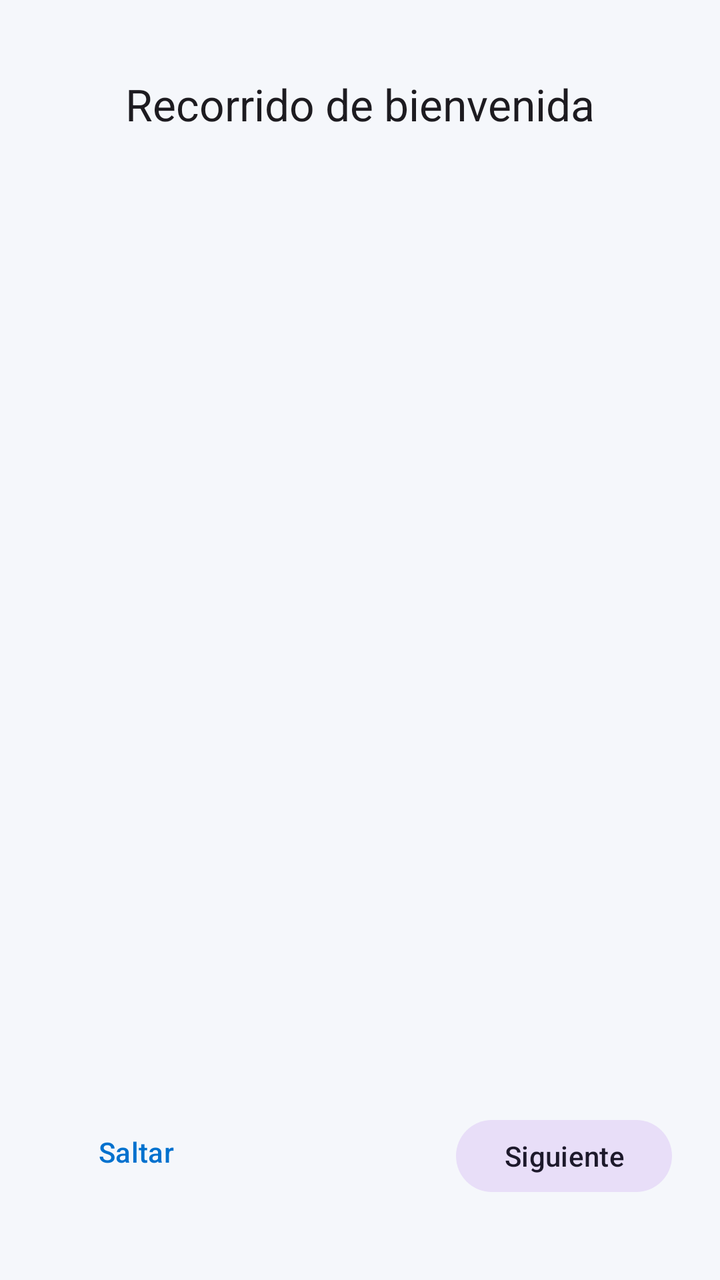
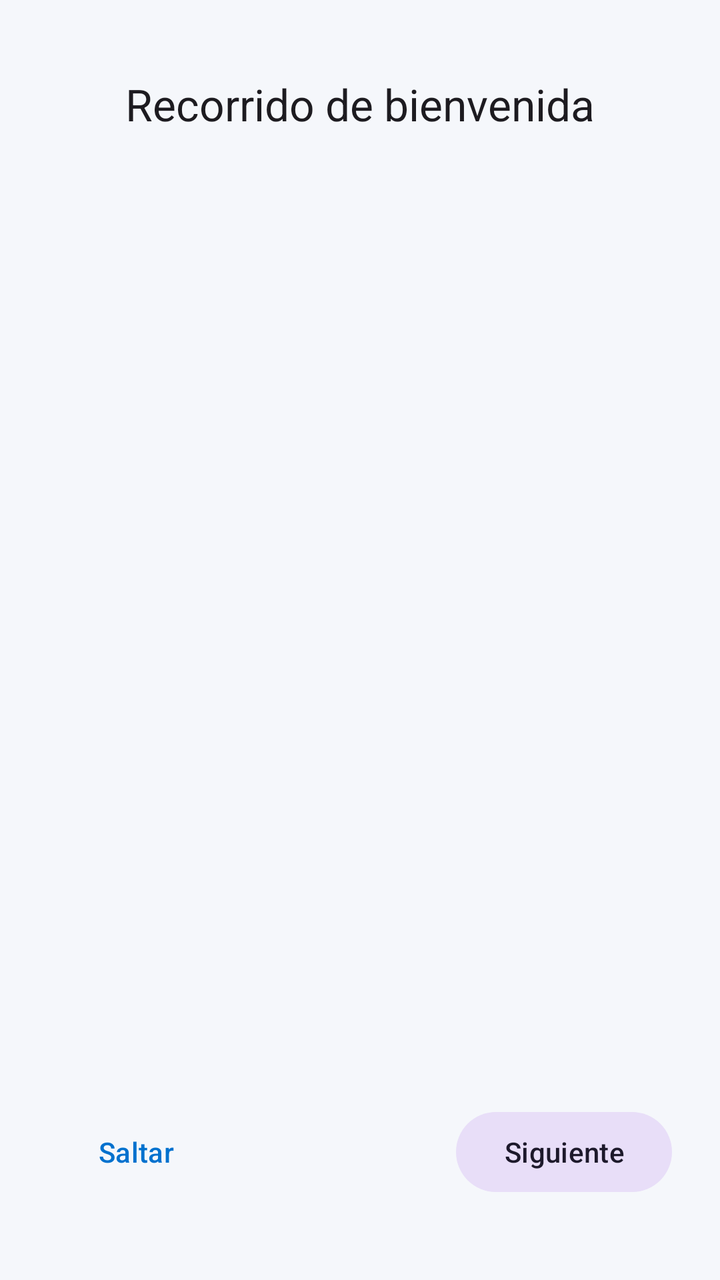

Screens rendered from an Android XML layout before and after an edit, with the pre-edit source and the edit as a unified diff.
<!-- AndroidManifest.xml: activity theme Theme.TecniAppICE -->
<!-- res/layout/activity_onboarding.xml -->
<?xml version="1.0" encoding="utf-8"?>
<androidx.constraintlayout.widget.ConstraintLayout xmlns:android="http://schemas.android.com/apk/res/android"
    xmlns:app="http://schemas.android.com/apk/res-auto"
    xmlns:tools="http://schemas.android.com/tools"
    android:layout_width="match_parent"
    android:layout_height="match_parent"
    android:paddingBottom="16dp"
    tools:context=".ui.onboarding.OnboardingActivity">

    <com.google.android.material.appbar.MaterialToolbar
        android:id="@+id/toolbar"
        android:layout_width="0dp"
        android:layout_height="wrap_content"
        android:layout_marginStart="24dp"
        android:layout_marginTop="20dp"
        android:layout_marginEnd="24dp"
        android:minHeight="?attr/actionBarSize"
        app:layout_constraintEnd_toEndOf="parent"
        app:layout_constraintStart_toStartOf="parent"
        app:layout_constraintTop_toTopOf="parent"
        app:title="@string/onboarding_toolbar_title"
        app:titleCentered="true"
        app:titleTextAppearance="@style/TextAppearance.Material3.TitleLarge" />

    <androidx.viewpager2.widget.ViewPager2
        android:id="@+id/viewPager"
        android:layout_width="0dp"
        android:layout_height="0dp"
        android:layout_marginStart="16dp"
        android:layout_marginTop="12dp"
        android:layout_marginEnd="16dp"
        android:layout_marginBottom="16dp"
        android:clipToPadding="false"
        android:clipChildren="false"
        app:layout_constraintBottom_toTopOf="@id/tabLayout"
        app:layout_constraintEnd_toEndOf="parent"
        app:layout_constraintStart_toStartOf="parent"
        app:layout_constraintTop_toBottomOf="@id/toolbar"
        tools:layout_height="0dp"
        tools:layout_marginBottom="80dp"
        tools:layout_marginTop="12dp" />

    <com.google.android.material.tabs.TabLayout
        android:id="@+id/tabLayout"
        android:layout_width="wrap_content"
        android:layout_height="wrap_content"
        android:layout_marginTop="12dp"
        android:layout_marginBottom="32dp"
        app:layout_constraintBottom_toTopOf="@id/buttonNext"
        app:layout_constraintEnd_toEndOf="parent"
        app:layout_constraintStart_toStartOf="parent"
        app:layout_constraintTop_toBottomOf="@id/viewPager"
        app:tabGravity="center"
        app:tabIndicatorColor="@color/ice_blue"
        app:tabIndicatorFullWidth="false"
        app:tabIndicatorGravity="center"
        app:tabIndicatorHeight="4dp"
        app:tabRippleColor="@android:color/transparent"
        tools:ignore="SpeakableTextPresentCheck" />

    <com.google.android.material.button.MaterialButton
        android:id="@+id/buttonSkip"
        style="@style/Widget.Material3.Button.TextButton"
        android:layout_width="wrap_content"
        android:layout_height="wrap_content"
        android:layout_marginStart="24dp"
        android:layout_marginBottom="24dp"
        android:text="@string/onboarding_action_skip"
        app:layout_constraintBottom_toBottomOf="parent"
        app:layout_constraintStart_toStartOf="parent" />

    <com.google.android.material.button.MaterialButton
        android:id="@+id/buttonNext"
        style="?attr/materialButtonStyle"
        android:layout_width="wrap_content"
        android:layout_height="wrap_content"
        android:layout_marginEnd="24dp"
        android:layout_marginBottom="24dp"
        android:text="@string/onboarding_action_next"
        app:layout_constraintBottom_toBottomOf="parent"
        app:layout_constraintEnd_toEndOf="parent" />

</androidx.constraintlayout.widget.ConstraintLayout>
<!-- resources referenced by this layout -->
<resources>
  <color name="ice_blue">#0071CE</color>
  <string name="onboarding_action_next">Siguiente</string>
  <string name="onboarding_action_skip">Saltar</string>
  <string name="onboarding_toolbar_title">Recorrido de bienvenida</string>
  <style name="Theme.TecniAppICE" parent="Theme.Material3.DayNight.NoActionBar">
  
          
          <item name="colorPrimary">@color/ice_blue</item>
          <item name="colorOnPrimary">@color/white</item>
          <item name="colorSecondary">@color/ice_yellow</item>
          <item name="colorOnSecondary">@color/black</item>
  
          
          <item name="colorSurface">@color/surface_light</item>
          <item name="colorSurfaceVariant">@color/surface_variant_light</item>
          <item name="colorOnSurface">@color/on_light</item>
          <item name="colorBackground">@color/bg_light</item>
          <item name="colorOnBackground">@color/on_light</item>
          <item name="colorOutline">@color/outline_soft</item>
  
          
          <item name="colorError">@color/error_500</item>
          <item name="colorTertiary">@color/success_500</item>
  
          
          <item name="android:windowBackground">@color/bg_light</item>
          <item name="android:colorBackground">@color/bg_light</item>
          <item name="android:statusBarColor">@android:color/transparent</item>
          <item name="android:navigationBarColor">@android:color/transparent</item>
          <item name="android:windowLightStatusBar">true</item>
          <item name="android:windowLightNavigationBar">true</item>
  
          
          <item name="materialCardViewStyle">@style/Tecni.Card</item>
          <item name="materialButtonStyle">@style/Tecni.Button</item>
          <item name="chipStyle">@style/Tecni.Chip</item>
          <item name="toolbarStyle">@style/Tecni.Toolbar</item>
      </style>
  <color name="white">#FFFFFFFF</color>
  <color name="ice_yellow">#FFDD00</color>
  <color name="black">#FF000000</color>
  <color name="surface_light">#FDFEFF</color>
  <color name="surface_variant_light">#E6EEF9</color>
  <color name="on_light">#0A0A0A</color>
  <color name="bg_light">#F5F7FB</color>
  <color name="outline_soft">#1F000000</color>
  <color name="error_500">#D32F2F</color>
  <color name="success_500">#4CAF50</color>
  <style name="Tecni.Card" parent="Widget.Material3.CardView.Elevated">
          <item name="cardCornerRadius">20dp</item>
          <item name="cardElevation">3dp</item>
          <item name="strokeWidth">0dp</item>
      </style>
  <style name="Tecni.Button" parent="Widget.Material3.Button.TonalButton">
          <item name="android:minHeight">44dp</item>
      </style>
  <style name="Tecni.Chip" parent="Widget.Material3.Chip.Filter">
          <item name="android:minHeight">36dp</item>
      </style>
  <style name="Tecni.Toolbar" parent="Widget.Material3.Toolbar">
          <item name="android:elevation">2dp</item>
      </style>
</resources>

<!-- the commit's change to res/layout/activity_onboarding.xml (unified diff, before → after) -->
@@ -55,7 +55,7 @@
         app:tabIndicatorFullWidth="false"
         app:tabIndicatorGravity="center"
         app:tabIndicatorHeight="4dp"
-        app:tabRippleColor="@android:color/transparent"
+        app:tabRippleColor="@color/transparent"
         tools:ignore="SpeakableTextPresentCheck" />
 
     <com.google.android.material.button.MaterialButton
<!-- resource entries referenced after the edit -->
@@ -1,6 +1,7 @@
 <!-- resources referenced by this layout -->
 <resources>
   <color name="ice_blue">#0071CE</color>
+  <color name="transparent">#00000000</color>
   <string name="onboarding_action_next">Siguiente</string>
   <string name="onboarding_action_skip">Saltar</string>
   <string name="onboarding_toolbar_title">Recorrido de bienvenida</string>
@@ -16,7 +17,7 @@
           <item name="colorSurface">@color/surface_light</item>
           <item name="colorSurfaceVariant">@color/surface_variant_light</item>
           <item name="colorOnSurface">@color/on_light</item>
-          <item name="colorBackground">@color/bg_light</item>
+          <item name="android:background">@color/bg_light</item>
           <item name="colorOnBackground">@color/on_light</item>
           <item name="colorOutline">@color/outline_soft</item>
   
@@ -26,11 +27,11 @@
   
           
           <item name="android:windowBackground">@color/bg_light</item>
-          <item name="android:colorBackground">@color/bg_light</item>
-          <item name="android:statusBarColor">@android:color/transparent</item>
-          <item name="android:navigationBarColor">@android:color/transparent</item>
-          <item name="android:windowLightStatusBar">true</item>
-          <item name="android:windowLightNavigationBar">true</item>
+          <item name="colorBackground">@color/bg_light</item>
+          <item name="statusBarColor">@android:color/transparent</item>
+          <item name="navigationBarColor">@android:color/transparent</item>
+          <item name="windowLightStatusBar">true</item>
+          <item name="windowLightNavigationBar">true</item>
   
           
           <item name="materialCardViewStyle">@style/Tecni.Card</item>
@@ -54,13 +55,13 @@
           <item name="strokeWidth">0dp</item>
       </style>
   <style name="Tecni.Button" parent="Widget.Material3.Button.TonalButton">
-          <item name="android:minHeight">44dp</item>
+          <item name="minHeight">44dp</item>
       </style>
   <style name="Tecni.Chip" parent="Widget.Material3.Chip.Filter">
-          <item name="android:minHeight">36dp</item>
+          <item name="minHeight">36dp</item>
       </style>
   <style name="Tecni.Toolbar" parent="Widget.Material3.Toolbar">
-          <item name="android:elevation">2dp</item>
+          <item name="elevation">2dp</item>
       </style>
 </resources>
 
